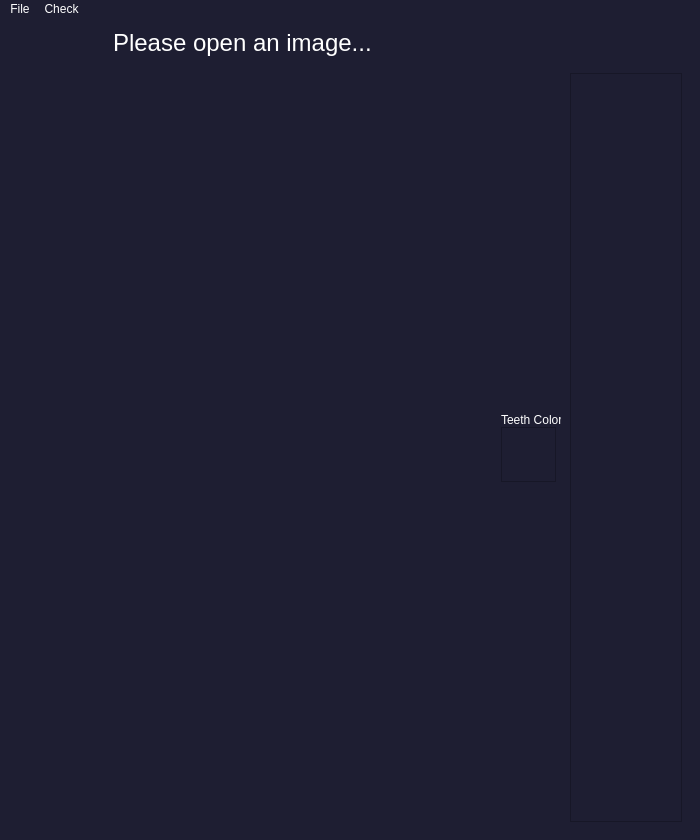
ahmed-sedky/smile-design, file app.ui: the form before one commit.
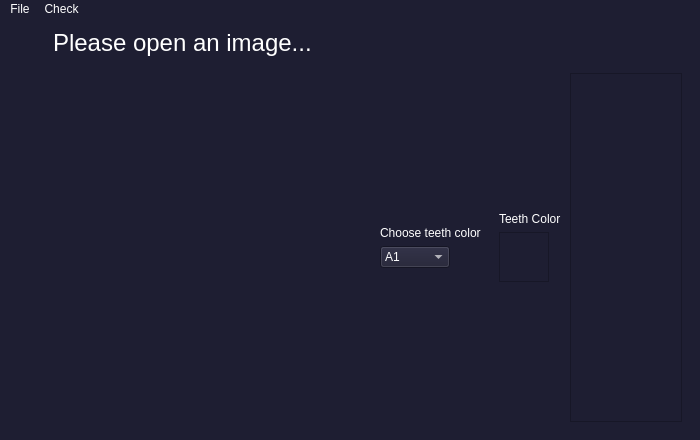
The form after the commit.

What changed in the file:
```diff
--- a/app.ui
+++ b/app.ui
@@ -7,7 +7,7 @@
     <x>0</x>
     <y>0</y>
     <width>700</width>
-    <height>840</height>
+    <height>440</height>
    </rect>
   </property>
   <property name="windowTitle">
@@ -74,35 +74,77 @@
        <property name="spacing">
         <number>0</number>
        </property>
+       <item alignment="Qt::AlignHCenter|Qt::AlignVCenter">
+        <widget class="QWidget" name="colorChangeWidget" native="true">
+         <property name="minimumSize">
+          <size>
+           <width>70</width>
+           <height>50</height>
+          </size>
+         </property>
+         <layout class="QVBoxLayout" name="verticalLayout_2">
+          <item alignment="Qt::AlignHCenter">
+           <widget class="QLabel" name="ChangeTeethColor">
+            <property name="maximumSize">
+             <size>
+              <width>16777215</width>
+              <height>20</height>
+             </size>
+            </property>
+            <property name="text">
+             <string>Choose teeth color</string>
+            </property>
+           </widget>
+          </item>
+          <item>
+           <widget class="QComboBox" name="colorsComboBox">
+            <property name="enabled">
+             <bool>true</bool>
+            </property>
+            <property name="minimumSize">
+             <size>
+              <width>0</width>
+              <height>0</height>
+             </size>
+            </property>
+            <property name="maximumSize">
+             <size>
+              <width>70</width>
+              <height>16777215</height>
+             </size>
+            </property>
+            <item>
+             <property name="text">
+              <string>A1</string>
+             </property>
+            </item>
+            <item>
+             <property name="text">
+              <string>B1</string>
+             </property>
+            </item>
+           </widget>
+          </item>
+         </layout>
+        </widget>
+       </item>
        <item alignment="Qt::AlignHCenter|Qt::AlignVCenter">
         <widget class="QWidget" name="teethColorWidget" native="true">
          <property name="minimumSize">
           <size>
-           <width>0</width>
-           <height>150</height>
+           <width>70</width>
+           <height>50</height>
           </size>
          </property>
          <property name="maximumSize">
           <size>
            <width>16777215</width>
-           <height>1111</height>
+           <height>16777215</height>
           </size>
          </property>
          <layout class="QVBoxLayout" name="verticalLayout">
-          <property name="spacing">
-           <number>0</number>
-          </property>
-          <property name="sizeConstraint">
-           <enum>QLayout::SetMinimumSize</enum>
-          </property>
           <item>
-           <widget class="QLabel" name="label">
-            <property name="maximumSize">
-             <size>
-              <width>60</width>
-              <height>20</height>
-             </size>
-            </property>
+           <widget class="QLabel" name="TeethColor">
             <property name="text">
              <string>Teeth Color</string>
             </property>
@@ -112,8 +154,8 @@
            <widget class="QGraphicsView" name="teethColor">
             <property name="maximumSize">
              <size>
-              <width>55</width>
-              <height>55</height>
+              <width>50</width>
+              <height>50</height>
              </size>
             </property>
             <property name="verticalScrollBarPolicy">
```
Left out of the diff: 50 changed lines with no effect on the pictures.
